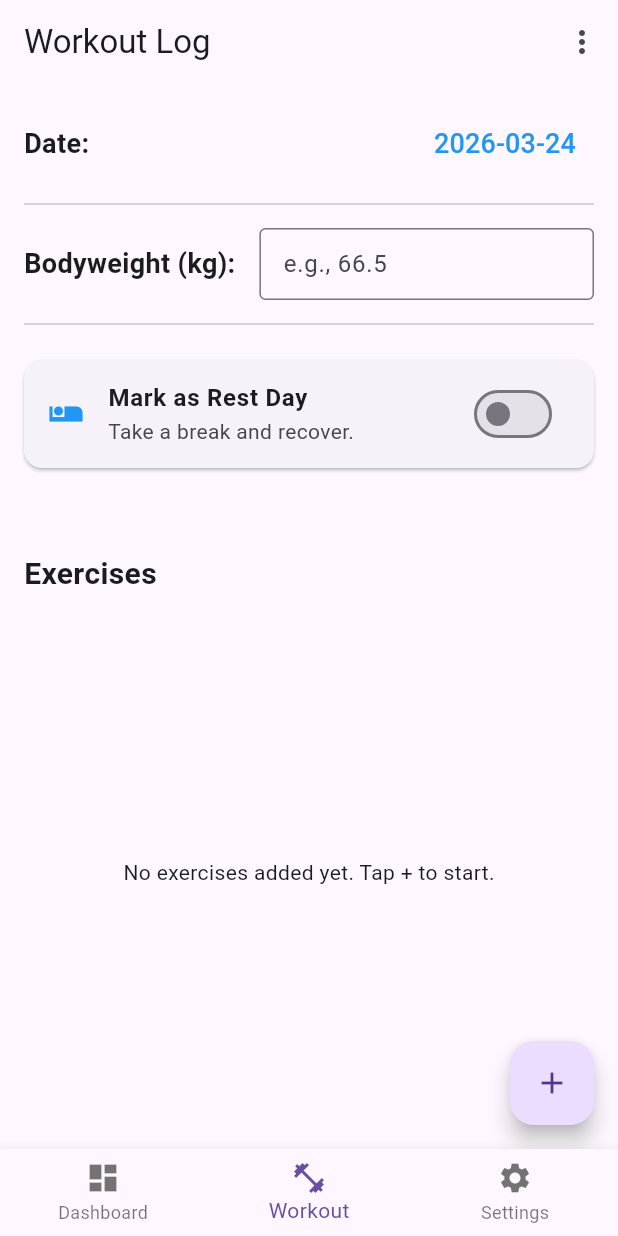
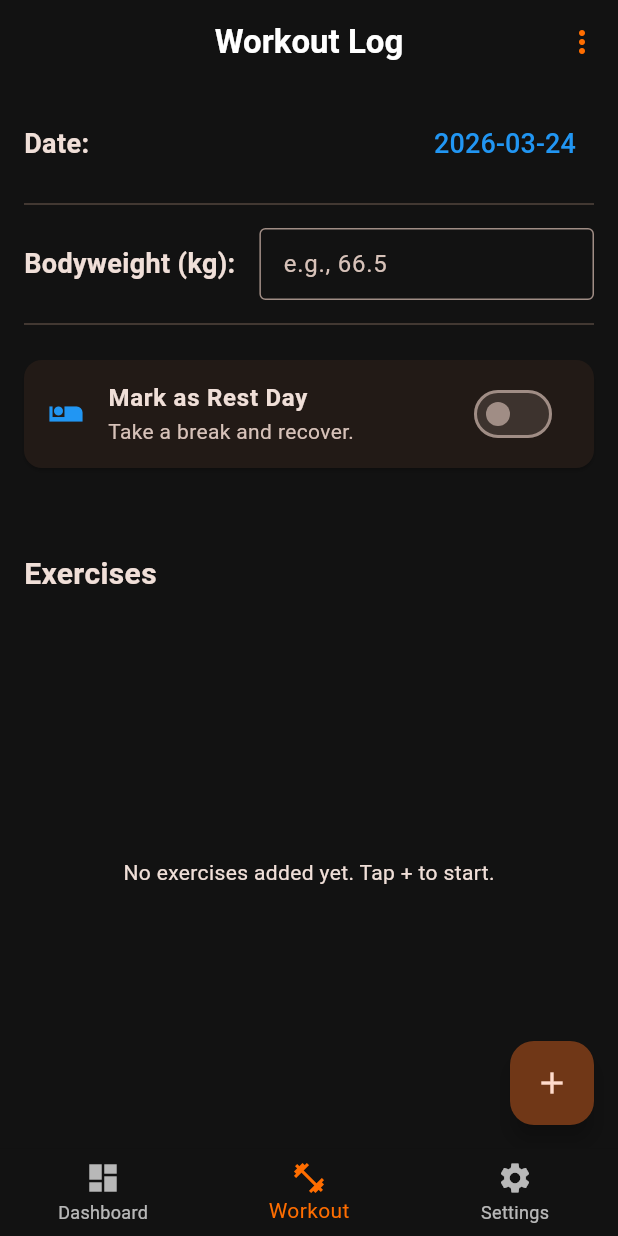
Before and after one commit to pratikg003/gym-tracker, a Flutter app: the screen it shows after launch, on a phone screen of 412 x 824 dp. Run offline on Flutter 3.47's test engine with Material 3 defaults, Android fonts, the phone set to English and light mode, and no system bars; our stand-ins replace file_picker, fl_chart, share_plus, sqflite; accounts and stored records are empty.

Commit message:
Applied global Material 3 dark theme with high-contrast orange accent

```diff
--- a/lib/main.dart
+++ b/lib/main.dart
@@ -22,13 +22,45 @@ void main() async {
 
 class MyApp extends StatelessWidget {
   const MyApp({super.key});
-
   @override
   Widget build(BuildContext context) {
+    const Color highVisOrange = Color(0xFFFF6D00);
     return MaterialApp(
       title: 'Gym Tracker',
       debugShowCheckedModeBanner: false,
-      theme: ThemeData(primarySwatch: Colors.blue, useMaterial3: true),
+      theme: ThemeData(
+        useMaterial3: true,
+        colorSchemeSeed: highVisOrange,
+        brightness: Brightness.light,
+      ),
+      darkTheme: ThemeData(
+        useMaterial3: true,
+
+        colorScheme: ColorScheme.fromSeed(
+          seedColor: highVisOrange,
+          brightness: Brightness.dark,
+          primary: highVisOrange,
+          secondary: highVisOrange,
+
+          surface: const Color(0xFF121212),
+        ),
+
+        scaffoldBackgroundColor: const Color(0xFF121212),
+
+        appBarTheme: const AppBarTheme(
+          backgroundColor: Colors.transparent,
+          elevation: 0,
+          centerTitle: true,
+          titleTextStyle: TextStyle(
+            fontSize: 22,
+            fontWeight: FontWeight.bold,
+            color: Colors.white,
+          ),
+          iconTheme: IconThemeData(color: highVisOrange),
+        ),
+      ),
+
+      themeMode: ThemeMode.dark,
       home: const MainScreen(),
     );
   }
```
